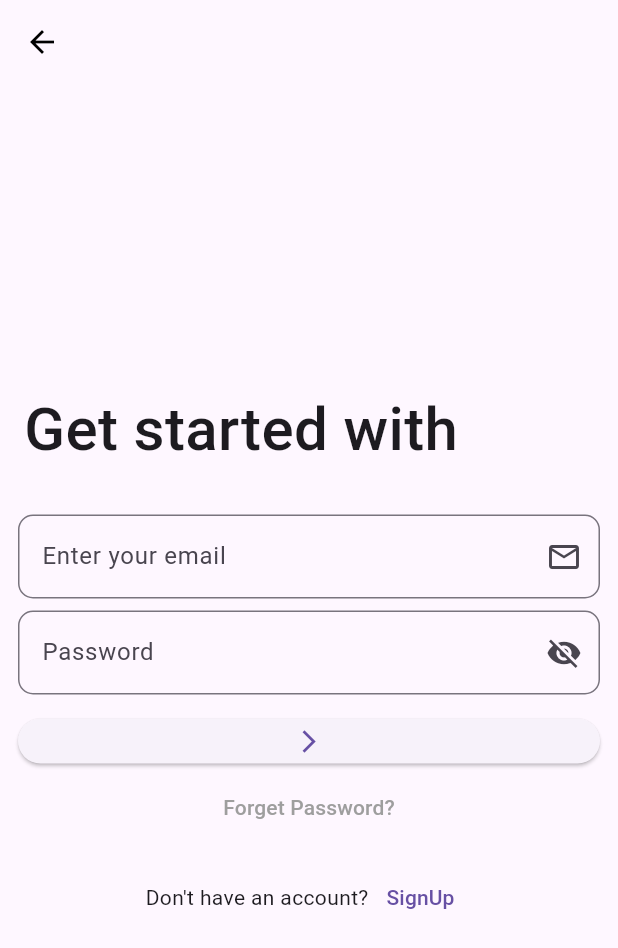
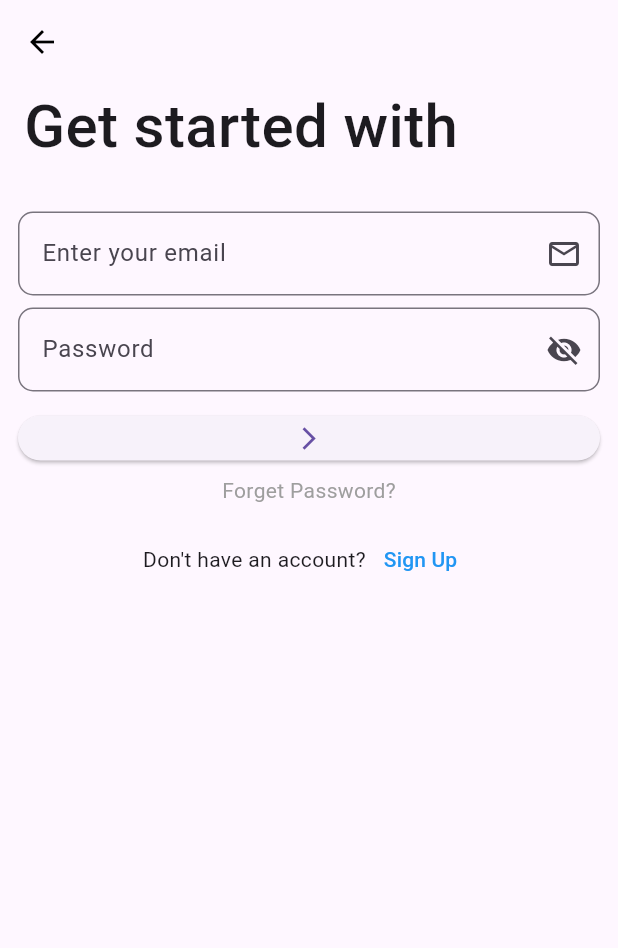
Before and after one commit to Rokeya17/DutyDash, a Flutter app: the screen it shows after launch, on a phone screen of 412 x 824 dp. Shown: the top 948 px of the screen. Run offline on Flutter 3.47's test engine with Material 3 defaults, Android fonts, the phone set to English and light mode, and no system bars; our stand-ins replace flutter_svg, get.

```diff
--- a/lib/presentation/screens/signin_screen.dart
+++ b/lib/presentation/screens/signin_screen.dart
@@ -27,6 +27,7 @@ class _LoginScreenState extends State<LoginScreen> {
         ),
       ),
       body: SafeArea(
+          child: SingleChildScrollView(
         child: Column(
           mainAxisAlignment: MainAxisAlignment.center,
           crossAxisAlignment: CrossAxisAlignment.start,
@@ -97,10 +98,10 @@ class _LoginScreenState extends State<LoginScreen> {
                     ),
                   ),
                   const SizedBox(
-                  height: 5,
+                    height: 10,
                   ),
-                TextButton(
-                  onPressed: () {},
+                  InkWell(
+                    onTap: () {},
                     child: const Text(
                       'Forget Password?',
                       style: TextStyle(color: Colors.grey),
@@ -119,11 +120,15 @@ class _LoginScreenState extends State<LoginScreen> {
                       Get.to(const SignUpScreen());
                     });
                   },
-                child: const Text('SignUp'),
+                  child: const Text(
+                    'Sign Up',
+                    style: TextStyle(color: Colors.blue),
+                  ),
                 ),
               ],
             ),
           ],
+        ),
       )),
     );
   }
```
Also changed, not shown: lib/presentation/screens/email_verification_screen.dart (+58 -2 lines), lib/presentation/screens/otp_verification_screen.dart (renamed from lib/presentation/screens/pin_verification_screen.dart). Lines whose indentation alone changed are shown as unchanged.
